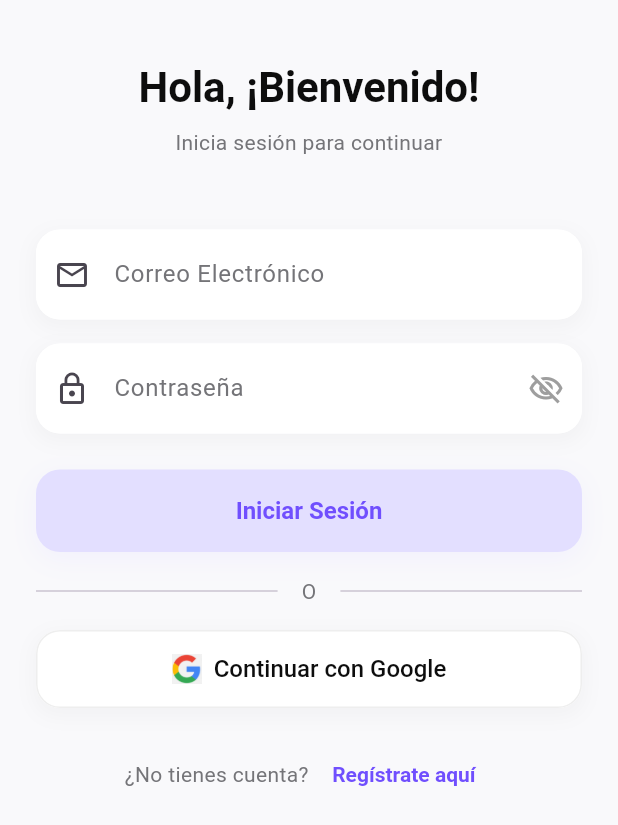
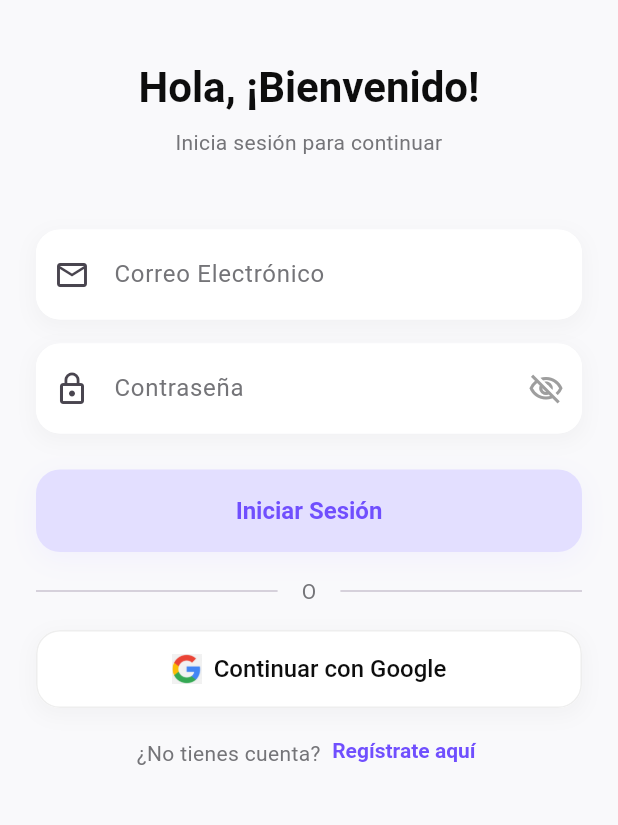
Before and after one commit to Darlin04/AppGym, a Flutter app: the screen it shows after launch, on a phone screen of 412 x 824 dp. Shown: the top 825 px of the screen. Run offline on Flutter 3.47's test engine with Material 3 defaults, Android fonts, the phone set to English and light mode, and no system bars; our stand-ins replace cloud_firestore, firebase_auth, firebase_core, google_sign_in; accounts and stored records are empty; Roboto replaces fonts that are missing (Poppins).

```diff
--- a/lib/features/auth/auth_screen.dart
+++ b/lib/features/auth/auth_screen.dart
@@ -194,8 +194,11 @@ class _AuthScreenState extends State<AuthScreen> {
                   ),
                 ),
                 const SizedBox(height: 20),
-                Row(
-                  mainAxisAlignment: MainAxisAlignment.center,
+
+
+                Wrap(
+                  alignment: WrapAlignment.center,
+                 // crossAxisAlignment: WrapAlignment.center,
                   children: [
                     Text("¿No tienes cuenta? ", style: textTheme.bodyMedium),
                     TextButton(
@@ -204,6 +207,11 @@ class _AuthScreenState extends State<AuthScreen> {
                           MaterialPageRoute(builder: (context) => const SignUpScreen()),
                         );
                       },
+                      style: TextButton.styleFrom(
+                        padding: const EdgeInsets.symmetric(horizontal: 4.0),
+                        minimumSize: Size.zero,
+                        tapTargetSize: MaterialTapTargetSize.shrinkWrap,
+                      ),
                       child: const Text('Regístrate aquí'),
                     ),
                   ],
```
